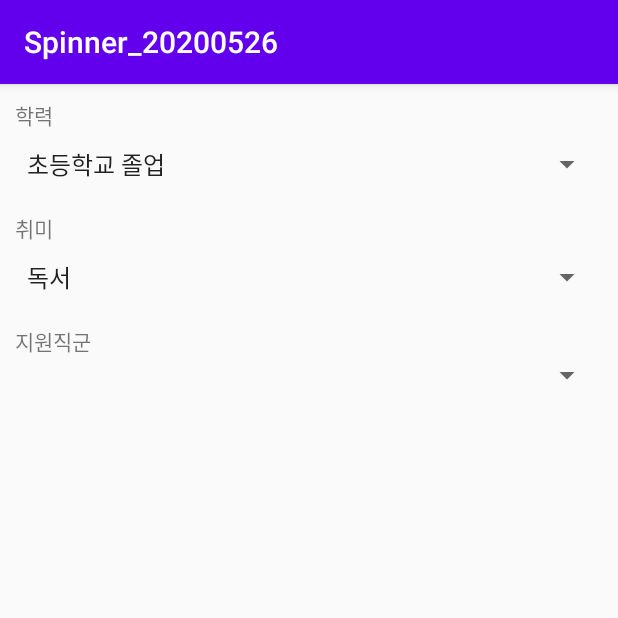
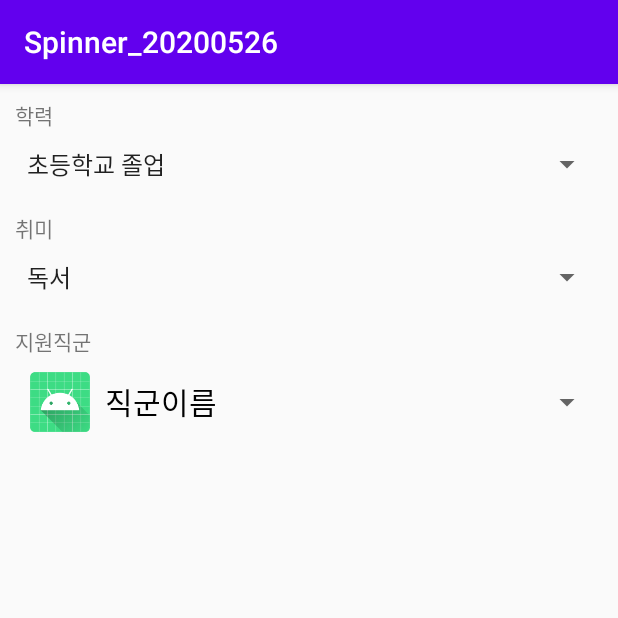
Before and after one commit to yhwba/Spinner_20200526, an Android app: the screen it shows after launch (MainActivity), on a phone screen of 412 x 824 dp, the top half of it. Run offline under Robolectric (Android 15) with nearby library versions, the phone set to English and light mode, and no system bars; our stand-ins replace data binding.

Commit message:
스피너를 리스트뷰처럼 작성  - 실 데이터를 뿌려주기만 남음  (현재 앱 주금...)

```diff
--- a/app/src/main/java/kr/co/yhw/spinner_20200526/MainActivity.java
+++ b/app/src/main/java/kr/co/yhw/spinner_20200526/MainActivity.java
@@ -5,9 +5,17 @@ import androidx.databinding.DataBindingUtil;
 
 import android.os.Bundle;
 
+import java.util.ArrayList;
+import java.util.List;
+
+import kr.co.yhw.spinner_20200526.Adapters.OccupationSpinnerAdapter;
 import kr.co.yhw.spinner_20200526.databinding.ActivityMainBinding;
+import kr.co.yhw.spinner_20200526.datas.Occupation;
 
 public class MainActivity extends BaseActivity {
+
+    List<Occupation> occupations = new ArrayList<>();
+    OccupationSpinnerAdapter osa;
 
     ActivityMainBinding binding;
 
@@ -26,6 +34,15 @@ public class MainActivity extends BaseActivity {
 
     @Override
     public void setValues() {
+    addOccupation();
+    osa = new OccupationSpinnerAdapter(mContext, R.layout.occupation_spinner_list_item, occupations);
+    binding.occSpinner.setAdapter(osa);
 
     }
+    void addOccupation(){
+        occupations.add(new Occupation("안드로이드", R.drawable.android_icon));
+        occupations.add(new Occupation("ios", R.drawable.ios_icon));
+        occupations.add(new Occupation("웹프론트", R.drawable.web_icon));
+        occupations.add(new Occupation("서버", R.drawable.server_icon));
+    }
 }
--- a/app/src/main/java/kr/co/yhw/spinner_20200526/datas/Occupation.java
+++ b/app/src/main/java/kr/co/yhw/spinner_20200526/datas/Occupation.java
@@ -5,6 +5,11 @@ public class Occupation {
 
     private String name;
     private int imageId;
+
+    public Occupation(String name, int imageId) {
+        this.name = name;
+        this.imageId = imageId;
+    }
 
     public String getName() {
         return name;
@@ -26,7 +31,4 @@ public class Occupation {
         this.imageId = imageId;
     }
 
-    public Occupation(String name) {
-        this.name = name;
-    }
 }
--- a/app/src/main/res/layout/activity_main.xml
+++ b/app/src/main/res/layout/activity_main.xml
@@ -27,6 +27,7 @@
             android:text="취미" />
 
         <Spinner
+
             android:layout_width="match_parent"
             android:layout_height="wrap_content"
             android:layout_marginTop="10dp"
@@ -40,6 +41,7 @@
             android:text="지원직군" />
 
         <Spinner
+            android:id="@+id/occSpinner"
             android:layout_width="match_parent"
             android:layout_height="wrap_content"/>
 
--- a/app/src/main/res/layout/occupation_spinner_list_item.xml
+++ b/app/src/main/res/layout/occupation_spinner_list_item.xml
@@ -22,6 +22,7 @@
             android:layout_marginLeft="10dp"
             android:text="직군이름"/>
 
+
     </LinearLayout>
 
 </LinearLayout>
```
Also changed, not shown: app/src/main/res/drawable/android_icon.png (added), app/src/main/res/drawable/ios_icon.png (added), app/src/main/res/drawable/server_icon.png (added), app/src/main/res/drawable/web_icon.png (added).
